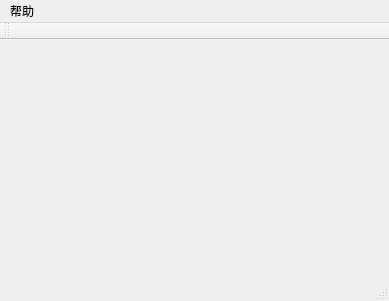
First picture: the form in mainwindow.ui, repository amyriel/..., before the edit.
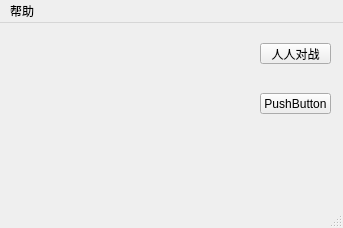
Second picture: the form after the edit.

Diff of the .ui file:
```diff
--- a/mainwindow.ui
+++ b/mainwindow.ui
@@ -6,8 +6,8 @@
    <rect>
     <x>0</x>
     <y>0</y>
-    <width>389</width>
-    <height>301</height>
+    <width>343</width>
+    <height>228</height>
    </rect>
   </property>
   <property name="windowTitle">
@@ -19,13 +19,43 @@
     <height>21</height>
    </size>
   </property>
-  <widget class="QWidget" name="centralWidget"/>
+  <widget class="QWidget" name="centralWidget">
+   <property name="mouseTracking">
+    <bool>true</bool>
+   </property>
+   <widget class="QPushButton" name="pushButton">
+    <property name="geometry">
+     <rect>
+      <x>260</x>
+      <y>20</y>
+      <width>71</width>
+      <height>21</height>
+     </rect>
+    </property>
+    <property name="text">
+     <string>人人对战</string>
+    </property>
+   </widget>
+   <widget class="QPushButton" name="pushButton_2">
+    <property name="geometry">
+     <rect>
+      <x>260</x>
+      <y>70</y>
+      <width>71</width>
+      <height>21</height>
+     </rect>
+    </property>
+    <property name="text">
+     <string>PushButton</string>
+    </property>
+   </widget>
+  </widget>
   <widget class="QMenuBar" name="menuBar">
    <property name="geometry">
     <rect>
      <x>0</x>
      <y>0</y>
-     <width>389</width>
+     <width>343</width>
      <height>17</height>
     </rect>
    </property>
@@ -37,14 +67,6 @@
    </widget>
    <addaction name="menu"/>
   </widget>
-  <widget class="QToolBar" name="mainToolBar">
-   <attribute name="toolBarArea">
-    <enum>TopToolBarArea</enum>
-   </attribute>
-   <attribute name="toolBarBreak">
-    <bool>false</bool>
-   </attribute>
-  </widget>
   <widget class="QStatusBar" name="statusBar"/>
   <action name="actionguize">
    <property name="text">
```
Left out of the diff: 3 changed lines with no effect on the pictures.
